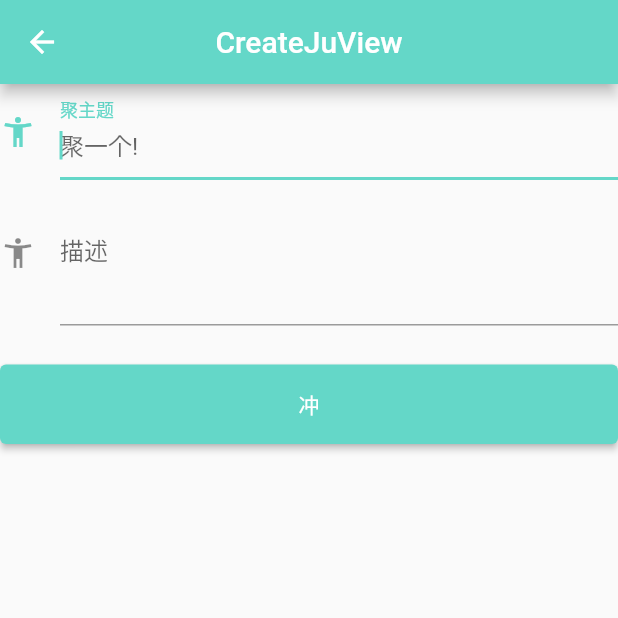
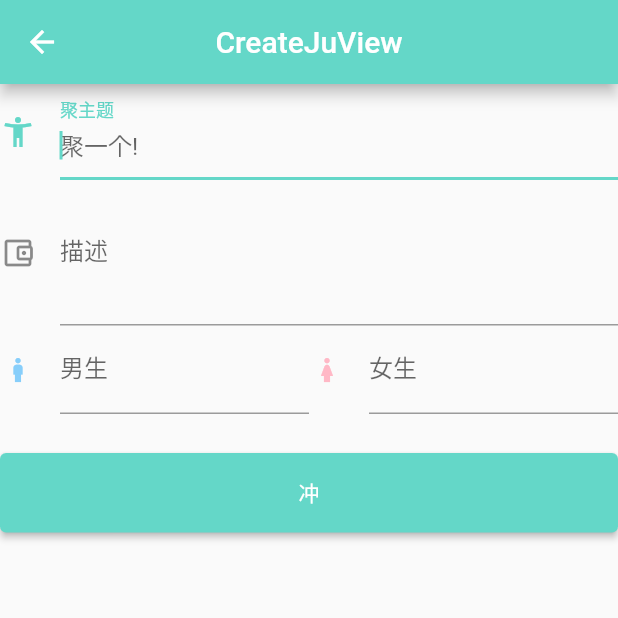
Before and after one commit to CrystalWyz/ju--flutter, a Flutter app: the CreateJuView screen opened by its route, on a phone screen of 412 x 824 dp, the top half of it. Run offline on Flutter 3.47's test engine with Material 2 defaults, Android fonts, the phone set to English and light mode, and no system bars; our stand-ins replace flutter_screenutil, get.

Commit message:
创建聚完善

```diff
--- a/ju/lib/app/modules/create_ju/controllers/create_ju_controller.dart
+++ b/ju/lib/app/modules/create_ju/controllers/create_ju_controller.dart
@@ -6,6 +6,8 @@ class CreateJuController extends GetxController {
   GlobalKey createJuKey = GlobalKey<FormState>();
   TextEditingController titleController = TextEditingController();
   TextEditingController contentController = TextEditingController();
+  TextEditingController boyController = TextEditingController();
+  TextEditingController girlController = TextEditingController();
 
   @override
   void onInit() {
--- a/ju/lib/app/modules/create_ju/views/create_ju_view.dart
+++ b/ju/lib/app/modules/create_ju/views/create_ju_view.dart
@@ -1,4 +1,5 @@
 import 'package:flutter/material.dart';
+import 'package:flutter/services.dart';
 
 import 'package:get/get.dart';
 
@@ -34,10 +35,50 @@ class CreateJuView extends GetView<CreateJuController> {
               decoration: const InputDecoration(
                   labelText: "描述",
                   hintText: "阿巴阿巴",
-                  icon: Icon(Icons.accessibility_new_outlined)
+                  icon: Icon(Icons.account_balance_wallet_outlined)
               ),
               maxLines: 3,
               validator: (v) => v!.trim().isNotEmpty ? null : "想一个聚描述字吧～",
+            ),
+            Row(
+              children: [
+                Expanded(
+                  flex: 1,
+                  child: TextFormField(
+                  autofocus: false,
+                  controller: controller.boyController,
+                  keyboardType: TextInputType.number,
+                  inputFormatters: [
+                    FilteringTextInputFormatter.allow(RegExp(r'[0-9]'))
+                  ],
+                  style: const TextStyle(color: Color.fromRGBO(135, 206, 250, 1)),
+                  decoration: const InputDecoration(
+                      labelText: "男生",
+                      hintText: "0",
+                      icon: Icon(Icons.boy_outlined, color: Color.fromRGBO(135, 206, 250, 1))
+                  ),
+                  validator: (v) => v!.trim().isNotEmpty ? null : "想一个男生人数吧～",
+                ),
+                ),
+                Expanded(
+                  flex: 1,
+                  child: TextFormField(
+                  autofocus: false,
+                  controller: controller.girlController,
+                  keyboardType: TextInputType.number,
+                  inputFormatters: [
+                    FilteringTextInputFormatter.allow(RegExp(r'[0-9]'))
+                  ],
+                  style: const TextStyle(color: Color.fromRGBO(255, 184, 198, 1)),
+                  decoration: const InputDecoration(
+                      labelText: "女生",
+                      hintText: "0",
+                      icon: Icon(Icons.girl_outlined, color: Color.fromRGBO(255, 184, 198, 1))
+                  ),
+                  validator: (v) => v!.trim().isNotEmpty ? null : "想一个女生人数吧～",
+                ),
+                )
+              ],
             ),
             Padding(
                 padding: const EdgeInsets.only(top: 26),
```
